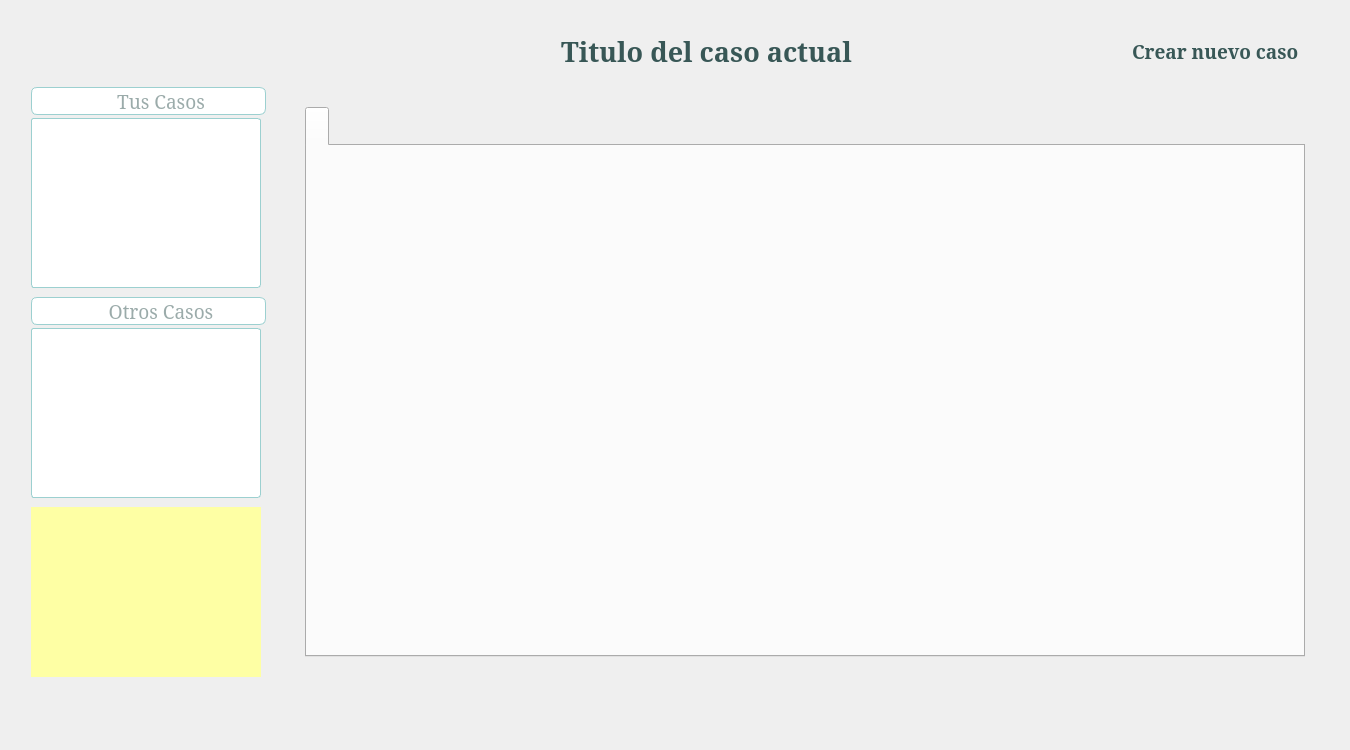
Old version of the form src/forms/caseview.ui in the repository damaro05/LawFirmPlatform.
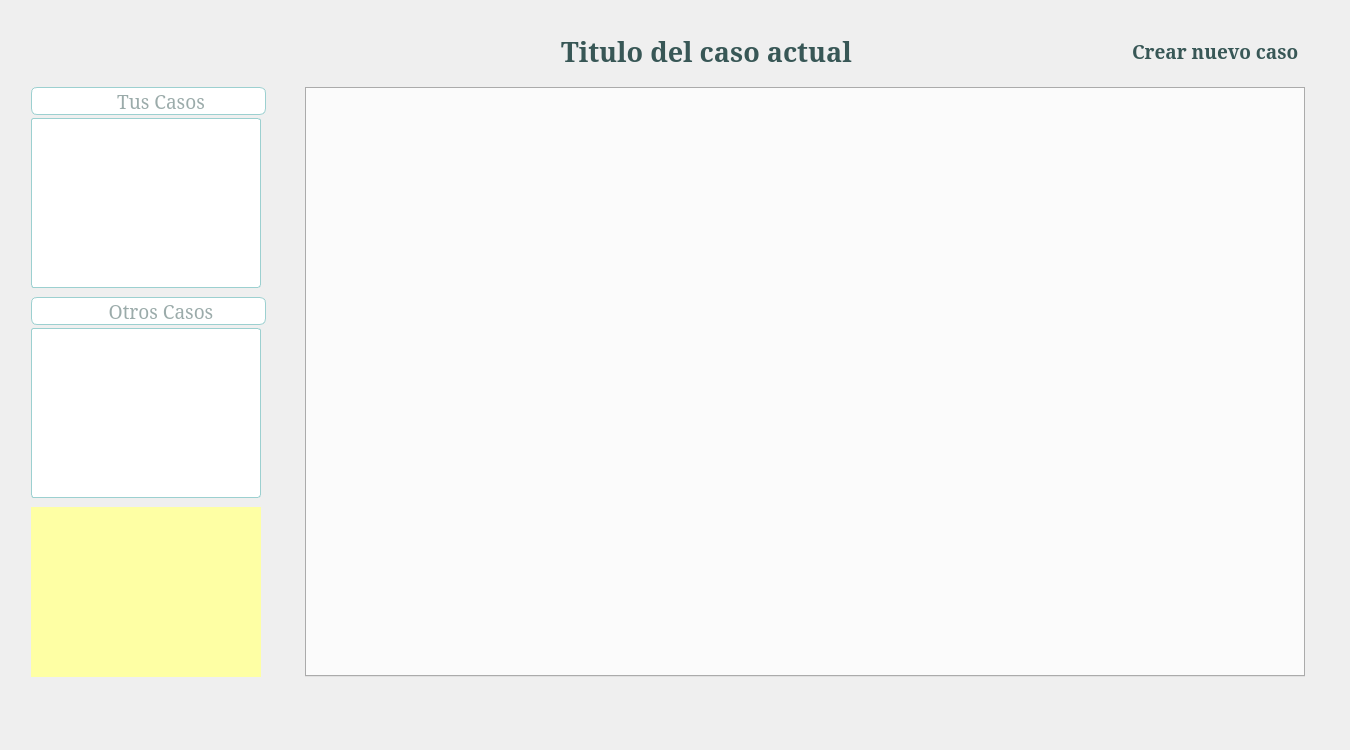
New version of the form. Icons and pictures are not drawn.

Commit message: RestClient class ready to do get and post request

```diff
--- a/src/forms/caseview.ui
+++ b/src/forms/caseview.ui
@@ -590,7 +590,7 @@
        <property name="maximumSize">
         <size>
          <width>1000</width>
-         <height>550</height>
+         <height>900</height>
         </size>
        </property>
        <property name="font">
@@ -616,16 +616,6 @@
        <property name="usesScrollButtons">
         <bool>true</bool>
        </property>
-       <widget class="QWidget" name="tabCaseFaseView">
-        <attribute name="icon">
-         <iconset resource="../../media.qrc">
-          <normaloff>:/icons/Resources/imgs/icons/setDefault/Checklist-48.png</normaloff>
-          <normalon>:/icons/Resources/imgs/icons/setDefault/Checklist Filled-48.png</normalon>:/icons/Resources/imgs/icons/setDefault/Checklist-48.png</iconset>
-        </attribute>
-        <attribute name="title">
-         <string/>
-        </attribute>
-       </widget>
       </widget>
      </item>
      <item>
```
Left out of the diff: 2 changed lines with no effect on the pictures. The commit also changes 12 other files.
